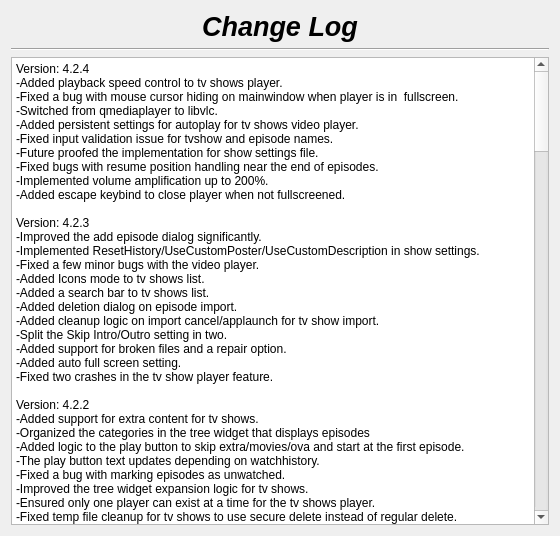
First picture: the form in changelog.ui, repository therealMaPMaKeR/MMDiary, before the edit.
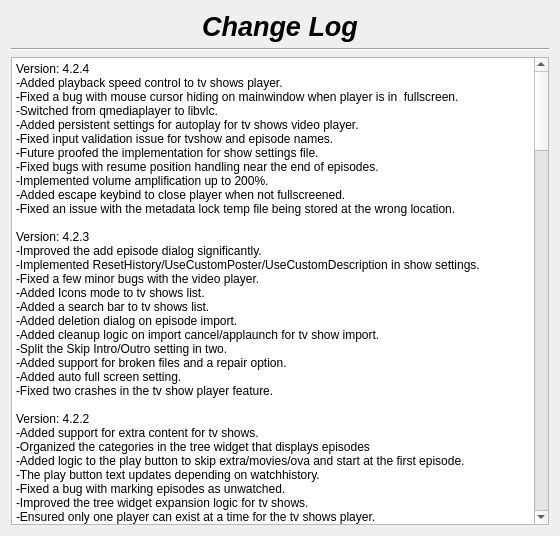
Second picture: the form after the edit.

Commit message: fixed issue with metadata lock storage location

The edit to the form file:
```diff
--- a/changelog.ui
+++ b/changelog.ui
@@ -56,7 +56,7 @@
 li.checked::marker { content: &quot;\2612&quot;; }
 &lt;/style&gt;&lt;/head&gt;&lt;body style=&quot; font-family:'Segoe UI'; font-size:9pt; font-weight:400; font-style:normal;&quot;&gt;
 &lt;p style=&quot; margin-top:0px; margin-bottom:0px; margin-left:0px; margin-right:0px; -qt-block-indent:0; text-indent:0px;&quot;&gt;Version: 4.2.4&lt;br /&gt;-Added playback speed control to tv shows player.&lt;br /&gt;-Fixed a bug with mouse cursor hiding on mainwindow when player is in  fullscreen.&lt;/p&gt;
-&lt;p style=&quot; margin-top:0px; margin-bottom:0px; margin-left:0px; margin-right:0px; -qt-block-indent:0; text-indent:0px;&quot;&gt;-Switched from qmediaplayer to libvlc.&lt;br /&gt;-Added persistent settings for autoplay for tv shows video player.&lt;br /&gt;-Fixed input validation issue for tvshow and episode names.&lt;br /&gt;-Future proofed the implementation for show settings file.&lt;br /&gt;-Fixed bugs with resume position handling near the end of episodes.&lt;br /&gt;-Implemented volume amplification up to 200%.&lt;br /&gt;-Added escape keybind to close player when not fullscreened.&lt;br /&gt;&lt;br /&gt;Version: 4.2.3&lt;br /&gt;-Improved the add episode dialog significantly.&lt;/p&gt;
+&lt;p style=&quot; margin-top:0px; margin-bottom:0px; margin-left:0px; margin-right:0px; -qt-block-indent:0; text-indent:0px;&quot;&gt;-Switched from qmediaplayer to libvlc.&lt;br /&gt;-Added persistent settings for autoplay for tv shows video player.&lt;br /&gt;-Fixed input validation issue for tvshow and episode names.&lt;br /&gt;-Future proofed the implementation for show settings file.&lt;br /&gt;-Fixed bugs with resume position handling near the end of episodes.&lt;br /&gt;-Implemented volume amplification up to 200%.&lt;br /&gt;-Added escape keybind to close player when not fullscreened.&lt;br /&gt;-Fixed an issue with the metadata lock temp file being stored at the wrong location.&lt;br /&gt;&lt;br /&gt;Version: 4.2.3&lt;br /&gt;-Improved the add episode dialog significantly.&lt;/p&gt;
 &lt;p style=&quot; margin-top:0px; margin-bottom:0px; margin-left:0px; margin-right:0px; -qt-block-indent:0; text-indent:0px;&quot;&gt;-Implemented ResetHistory/UseCustomPoster/UseCustomDescription in show settings.&lt;br /&gt;-Fixed a few minor bugs with the video player.&lt;br /&gt;-Added Icons mode to tv shows list.&lt;br /&gt;-Added a search bar to tv shows list.&lt;/p&gt;
 &lt;p style=&quot; margin-top:0px; margin-bottom:0px; margin-left:0px; margin-right:0px; -qt-block-indent:0; text-indent:0px;&quot;&gt;-Added deletion dialog on episode import.&lt;br /&gt;-Added cleanup logic on import cancel/applaunch for tv show import.&lt;br /&gt;-Split the Skip Intro/Outro setting in two.&lt;br /&gt;-Added support for broken files and a repair option.&lt;br /&gt;-Added auto full screen setting.&lt;/p&gt;
 &lt;p style=&quot; margin-top:0px; margin-bottom:0px; margin-left:0px; margin-right:0px; -qt-block-indent:0; text-indent:0px;&quot;&gt;-Fixed two crashes in the tv show player feature.&lt;br /&gt;&lt;br /&gt;Version: 4.2.2&lt;br /&gt;-Added support for extra content for tv shows.&lt;/p&gt;
```
The commit also changes 1 other file.
